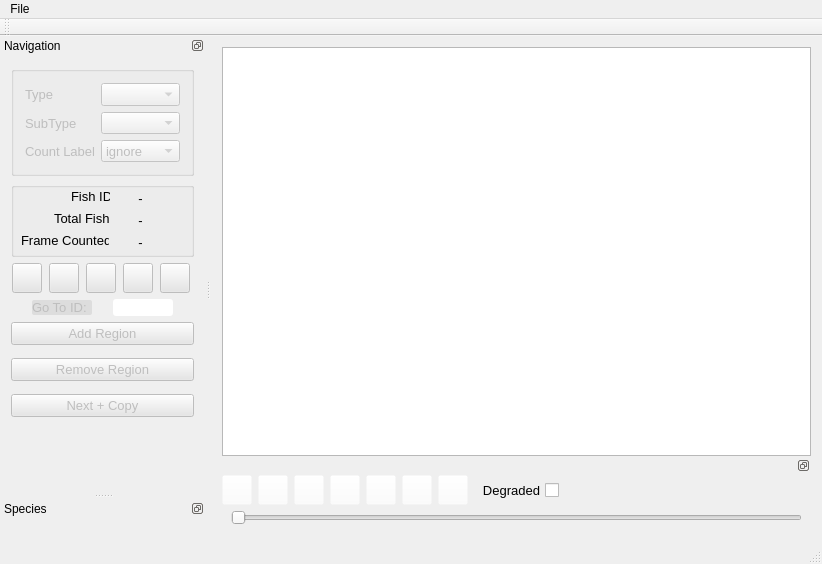
Old version of the form src/video_annotator/mainwindow.ui in the repository cvisionai/Tator-Native.
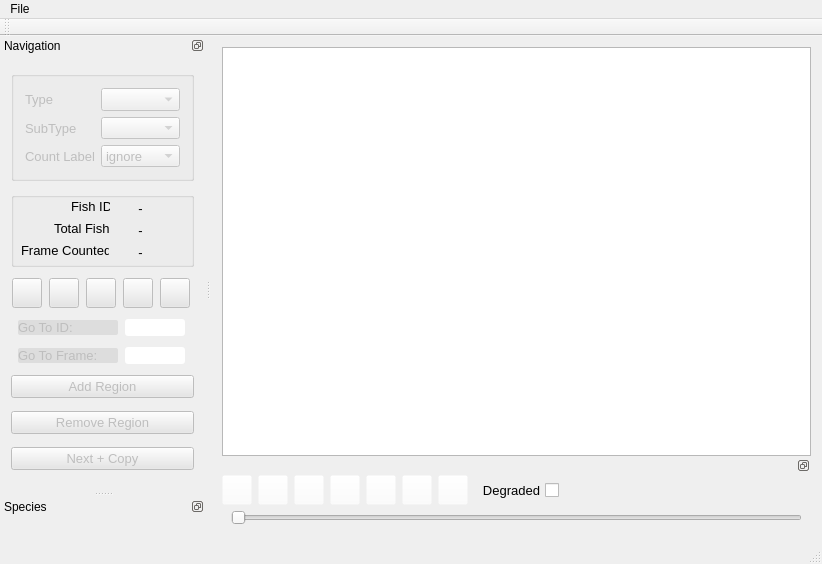
New version of the form.

Commit message: Add go to frame functionality, this closes #73.

The edit to the form file:
```diff
--- a/src/video_annotator/mainwindow.ui
+++ b/src/video_annotator/mainwindow.ui
@@ -1331,13 +1331,13 @@
          </property>
          <property name="minimumSize">
           <size>
-           <width>60</width>
+           <width>100</width>
            <height>15</height>
           </size>
          </property>
          <property name="maximumSize">
           <size>
-           <width>60</width>
+           <width>100</width>
            <height>16777215</height>
           </size>
          </property>
@@ -1399,6 +1399,92 @@
        </item>
       </layout>
      </item>
+     <item>
+      <layout class="QHBoxLayout" name="horizontalLayout_4">
+       <property name="spacing">
+        <number>0</number>
+       </property>
+       <item>
+        <widget class="QLabel" name="goToFrameLabel">
+         <property name="enabled">
+          <bool>false</bool>
+         </property>
+         <property name="sizePolicy">
+          <sizepolicy hsizetype="Fixed" vsizetype="Fixed">
+           <horstretch>0</horstretch>
+           <verstretch>15</verstretch>
+          </sizepolicy>
+         </property>
+         <property name="minimumSize">
+          <size>
+           <width>100</width>
+           <height>15</height>
+          </size>
+         </property>
+         <property name="maximumSize">
+          <size>
+           <width>100</width>
+           <height>16777215</height>
+          </size>
+         </property>
+         <property name="font">
+          <font>
+           <pointsize>10</pointsize>
+           <weight>50</weight>
+           <bold>false</bold>
+          </font>
+         </property>
+         <property name="styleSheet">
+          <string notr="true">background-color: rgb(221, 221, 221);
+border-style: outset;
+border-radius: 2px;</string>
+         </property>
+         <property name="text">
+          <string>Go To Frame:</string>
+         </property>
+        </widget>
+       </item>
+       <item>
+        <widget class="QLineEdit" name="goToFrameVal">
+         <property name="enabled">
+          <bool>false</bool>
+         </property>
+         <property name="sizePolicy">
+          <sizepolicy hsizetype="Fixed" vsizetype="Fixed">
+           <horstretch>0</horstretch>
+           <verstretch>0</verstretch>
+          </sizepolicy>
+         </property>
+         <property name="minimumSize">
+          <size>
+           <width>60</width>
+           <height>0</height>
+          </size>
+         </property>
+         <property name="maximumSize">
+          <size>
+           <width>60</width>
+           <height>16777215</height>
+          </size>
+         </property>
+         <property name="font">
+          <font>
+           <pointsize>10</pointsize>
+           <weight>50</weight>
+           <bold>false</bold>
+          </font>
+         </property>
+         <property name="focusPolicy">
+          <enum>Qt::StrongFocus</enum>
+         </property>
+         <property name="styleSheet">
+          <string notr="true">border-style: outset;
+border-radius: 3px;</string>
+         </property>
+        </widget>
+       </item>
+      </layout>
+     </item>
      <item>
       <layout class="QVBoxLayout" name="navigatorLayout">
        <property name="spacing">
@@ -1472,19 +1558,6 @@
        </item>
       </layout>
      </item>
-     <item>
-      <spacer name="verticalSpacer">
-       <property name="orientation">
-        <enum>Qt::Vertical</enum>
-       </property>
-       <property name="sizeHint" stdset="0">
-        <size>
-         <width>20</width>
-         <height>40</height>
-        </size>
-       </property>
-      </spacer>
-     </item>
     </layout>
    </widget>
   </widget>
```
The commit also changes 2 other files.
